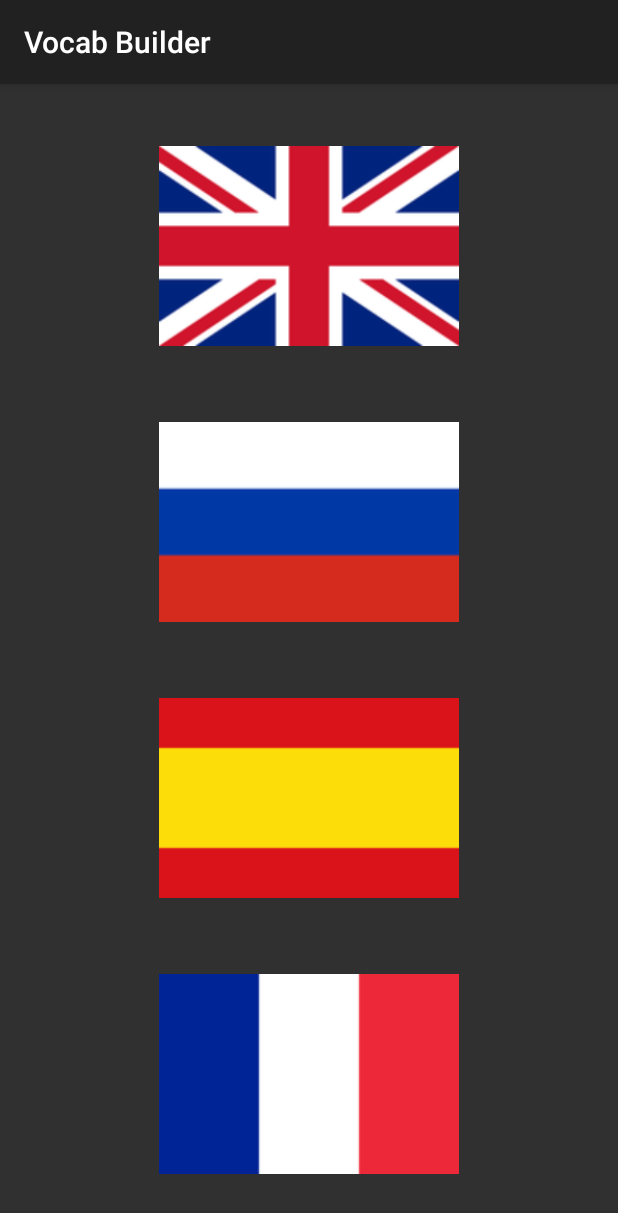
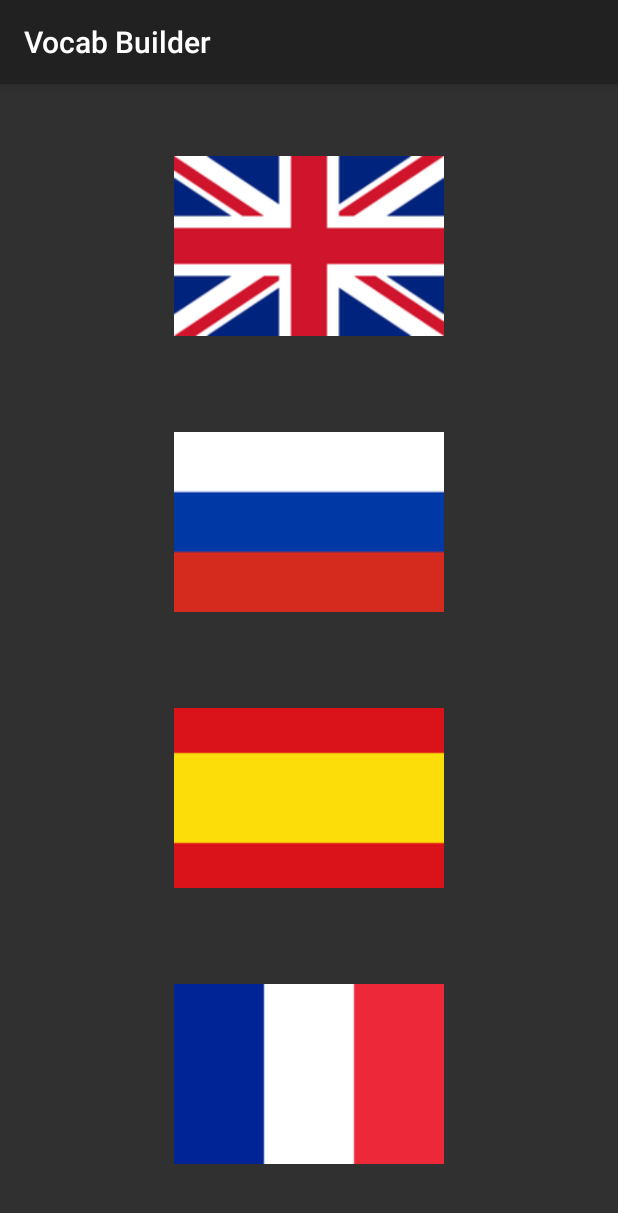
Before and after one commit to lewismcgeary/VocabBuilder, an Android app: the screen it shows after launch (LanguageSelector), on a phone screen of 412 x 824 dp. Shown: the top 1213 px of the screen. Run offline under Robolectric (Android 15) with nearby library versions, the phone set to English and light mode, and no system bars.

Commit message:
space out flags on LanguageSelector layout

```diff
--- a/app/src/main/res/layout/language_selector.xml
+++ b/app/src/main/res/layout/language_selector.xml
@@ -13,6 +13,7 @@
         android:layout_gravity="center_horizontal"
         android:layout_weight="2"
         android:scaleType="fitCenter"
+        android:padding="10dp"
         android:background="@android:color/transparent"
         android:tag="button1"
         android:id="@+id/button1"
@@ -23,6 +24,7 @@
         android:layout_gravity="center_horizontal"
         android:layout_weight="2"
         android:scaleType="fitCenter"
+        android:padding="10dp"
         android:background="@android:color/transparent"
         android:onClick="setLanguage"
         android:tag="button2"
@@ -33,6 +35,7 @@
         android:layout_gravity="center_horizontal"
         android:layout_weight="2"
         android:scaleType="fitCenter"
+        android:padding="10dp"
         android:background="@android:color/transparent"
         android:tag="button3"
         android:id="@+id/button3"
@@ -43,6 +46,7 @@
         android:layout_gravity="center_horizontal"
         android:layout_weight="2"
         android:scaleType="fitCenter"
+        android:padding="10dp"
         android:background="@android:color/transparent"
         android:tag="button3"
         android:id="@+id/button4"
```
